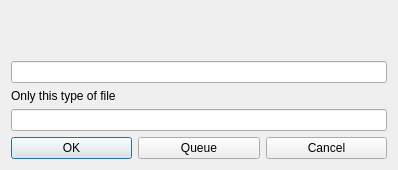
Above: dialog/fileoperateconfirmdialog.ui from flysnow010/flyscp before the change. Below: the same form after it.
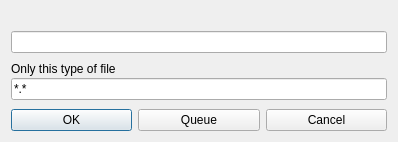
That is the form after the change.

What changed in the file:
```diff
--- a/dialog/fileoperateconfirmdialog.ui
+++ b/dialog/fileoperateconfirmdialog.ui
@@ -7,13 +7,16 @@
     <x>0</x>
     <y>0</y>
     <width>398</width>
-    <height>170</height>
+    <height>140</height>
    </rect>
   </property>
   <property name="windowTitle">
    <string>Dialog</string>
   </property>
-  <layout class="QVBoxLayout" name="verticalLayout" stretch="1,0,0,0,0">
+  <layout class="QVBoxLayout" name="verticalLayout_2" stretch="1,0,0,0">
+   <property name="spacing">
+    <number>6</number>
+   </property>
    <item>
     <widget class="QLabel" name="label">
      <property name="text">
@@ -25,6 +28,17 @@
     <widget class="QLineEdit" name="lineEditPath"/>
    </item>
    <item>
+    <layout class="QVBoxLayout" name="verticalLayout">
+     <property name="spacing">
+      <number>2</number>
+     </property>
+     <property name="topMargin">
+      <number>3</number>
+     </property>
+     <property name="bottomMargin">
+      <number>3</number>
+     </property>
+     <item>
     <widget class="QLabel" name="label_2">
      <property name="text">
       <string>Only this type of file</string>
@@ -32,7 +46,13 @@
     </widget>
    </item>
    <item>
-    <widget class="QLineEdit" name="lineEditType"/>
+      <widget class="QLineEdit" name="lineEditType">
+       <property name="text">
+        <string>*.*</string>
+       </property>
+      </widget>
+     </item>
+    </layout>
    </item>
    <item>
     <layout class="QHBoxLayout" name="horizontalLayout">
```
Left out of the diff: 8 changed lines with no effect on the pictures. Lines whose indentation alone changed are shown as unchanged.
